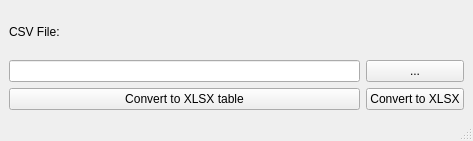
Qt form mainwindow.ui (jpdante/NubankCSVFix) before a commit.
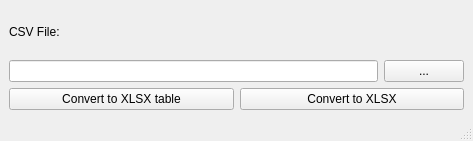
The same form after that commit.

Diff of the .ui file:
```diff
--- a/mainwindow.ui
+++ b/mainwindow.ui
@@ -25,16 +25,50 @@
   <property name="windowTitle">
    <string>NubankCsvFix</string>
   </property>
+  <property name="toolButtonStyle">
+   <enum>Qt::ToolButtonIconOnly</enum>
+  </property>
   <widget class="QWidget" name="centralwidget">
    <layout class="QGridLayout" name="gridLayout">
-    <item row="1" column="1" colspan="2">
+    <item row="0" column="0">
+     <layout class="QVBoxLayout" name="verticalLayout">
+      <item>
+       <widget class="QLabel" name="label">
+        <property name="text">
+         <string>CSV File:</string>
+        </property>
+       </widget>
+      </item>
+      <item>
+       <layout class="QHBoxLayout" name="horizontalLayout">
+        <property name="topMargin">
+         <number>0</number>
+        </property>
+        <item>
+         <widget class="QLineEdit" name="filePathInput"/>
+        </item>
+        <item>
      <widget class="QPushButton" name="selectFileBtn">
       <property name="text">
        <string>...</string>
       </property>
      </widget>
     </item>
-    <item row="5" column="1" colspan="2">
+       </layout>
+      </item>
+      <item>
+       <layout class="QHBoxLayout" name="horizontalLayout_2">
+        <property name="topMargin">
+         <number>0</number>
+        </property>
+        <item>
+         <widget class="QPushButton" name="convertTableBtn">
+          <property name="text">
+           <string>Convert to XLSX table</string>
+          </property>
+         </widget>
+        </item>
+        <item>
      <widget class="QPushButton" name="convertBtn">
       <property name="enabled">
        <bool>true</bool>
@@ -44,22 +78,9 @@
       </property>
      </widget>
     </item>
-    <item row="1" column="0">
-     <widget class="QLineEdit" name="filePathInput"/>
-    </item>
-    <item row="5" column="0">
-     <widget class="QPushButton" name="convertTableBtn">
-      <property name="text">
-       <string>Convert to XLSX table</string>
-      </property>
-     </widget>
-    </item>
-    <item row="0" column="0">
-     <widget class="QLabel" name="label">
-      <property name="text">
-       <string>CSV File:</string>
-      </property>
-     </widget>
+       </layout>
+      </item>
+     </layout>
     </item>
    </layout>
   </widget>
```
Lines whose indentation alone changed are shown as unchanged.
